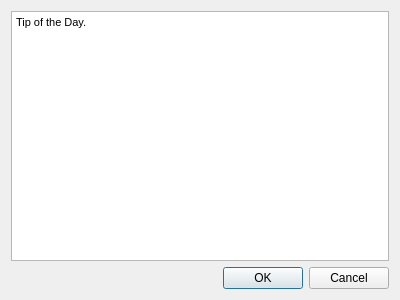
Above: pyqt-window/Widget.ui from i5ar/iconverters before the change. Below: the same form after it.
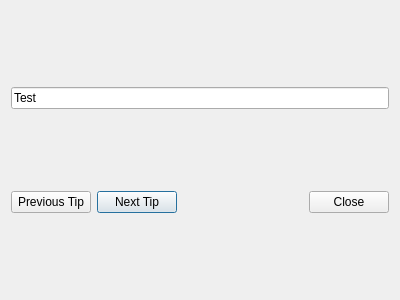
That is the form after the change.

The edit to the form file:
```diff
--- a/pyqt-window/Widget.ui
+++ b/pyqt-window/Widget.ui
@@ -15,25 +15,39 @@
   </property>
   <layout class="QVBoxLayout" name="verticalLayout">
    <item>
-    <widget class="QTextBrowser" name="textBrowser">
-     <property name="html">
-      <string>&lt;!DOCTYPE HTML PUBLIC &quot;-//W3C//DTD HTML 4.0//EN&quot; &quot;http://www.w3.org/TR/REC-html40/strict.dtd&quot;&gt;
-&lt;html&gt;&lt;head&gt;&lt;meta name=&quot;qrichtext&quot; content=&quot;1&quot; /&gt;&lt;style type=&quot;text/css&quot;&gt;
-p, li { white-space: pre-wrap; }
-&lt;/style&gt;&lt;/head&gt;&lt;body style=&quot; font-family:'MS Shell Dlg 2'; font-size:8.25pt; font-weight:400; font-style:normal;&quot;&gt;
-&lt;p style=&quot; margin-top:0px; margin-bottom:0px; margin-left:0px; margin-right:0px; -qt-block-indent:0; text-indent:0px;&quot;&gt;&lt;span style=&quot; font-size:8pt;&quot;&gt;Tip of the Day.&lt;/span&gt;&lt;/p&gt;&lt;/body&gt;&lt;/html&gt;</string>
+    <widget class="QLineEdit" name="lineEdit">
+     <property name="text">
+      <string>Test</string>
      </property>
     </widget>
    </item>
    <item>
+    <layout class="QGridLayout" name="gridLayout">
+     <item row="0" column="1">
+      <widget class="QPushButton" name="pushButton_Next">
+       <property name="text">
+        <string>Next Tip</string>
+       </property>
+      </widget>
+     </item>
+     <item row="0" column="2">
     <widget class="QDialogButtonBox" name="buttonBox">
      <property name="orientation">
       <enum>Qt::Horizontal</enum>
      </property>
      <property name="standardButtons">
-      <set>QDialogButtonBox::Cancel|QDialogButtonBox::Ok</set>
-     </property>
-    </widget>
+        <set>QDialogButtonBox::Close</set>
+       </property>
+      </widget>
+     </item>
+     <item row="0" column="0">
+      <widget class="QPushButton" name="pushButton_Previous">
+       <property name="text">
+        <string>Previous Tip</string>
+       </property>
+      </widget>
+     </item>
+    </layout>
    </item>
   </layout>
  </widget>
```
Lines whose indentation alone changed are shown as unchanged.
